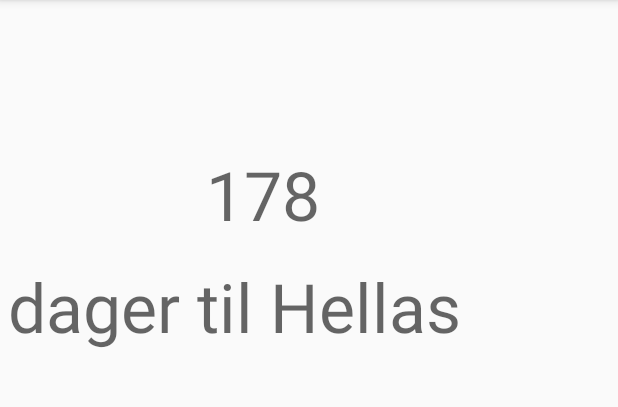
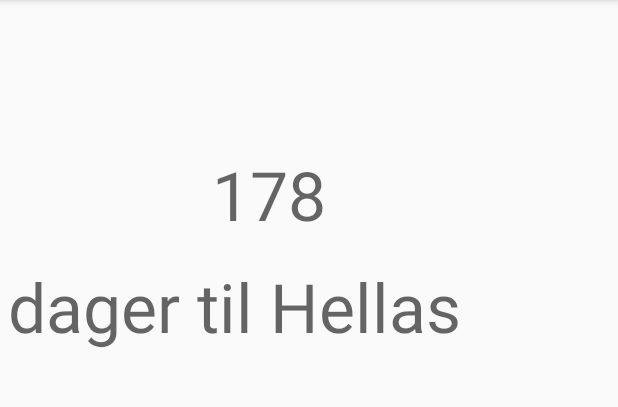
Before and after one commit to Morteen/OverTime, an Android app: the fragment FragmentThree shown on its own in the app's theme, on a phone screen of 412 x 824 dp, the part 84-491 px from its top. Run offline under Robolectric (Android 15) with nearby library versions, the phone set to English and light mode, and no system bars.

Commit message:
Test forandring

```diff
--- a/OvertidApp/app/src/main/res/layout/fragment_fragment_three.xml
+++ b/OvertidApp/app/src/main/res/layout/fragment_fragment_three.xml
@@ -25,7 +25,7 @@
         android:layout_height="wrap_content"
         android:layout_alignEnd="@+id/motivasjon"
         android:layout_alignParentTop="true"
-        android:layout_marginEnd="94dp"
+        android:layout_marginEnd="90dp"
         android:layout_marginTop="99dp"
         android:text="178"
         android:textAppearance="@style/TextAppearance.AppCompat.Display2" />
```
